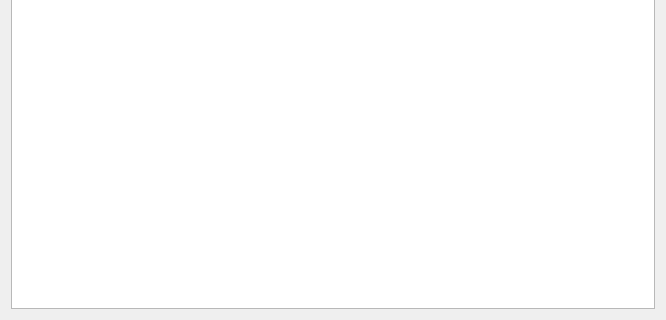
The window that App/Dialogs/SkeletonInspector/SkeletonInspector.ui (FelixdelasPozas/EspINA) describes before a commit, drawn with Qt 5; both pictures show x 0 to 666 and y 248 to 568 of the 666 by 568 pixel window.
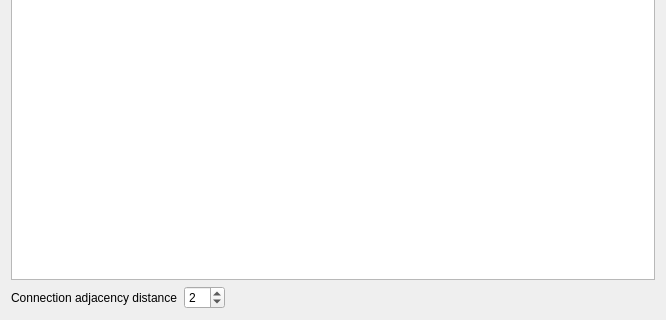
The same window after the commit. Icons and pictures are not drawn. Custom widgets are drawn as their Qt base class.

Commit message: Finished SkeletonInspector. Fixes in edition tool.

Patch:
```diff
--- a/App/Dialogs/SkeletonInspector/SkeletonInspector.ui
+++ b/App/Dialogs/SkeletonInspector/SkeletonInspector.ui
@@ -17,7 +17,7 @@
    <iconset resource="../../rsc/espina.qrc">
     <normaloff>:/espina/espina.svg</normaloff>:/espina/espina.svg</iconset>
   </property>
-  <layout class="QVBoxLayout" name="verticalLayout" stretch="1">
+  <layout class="QVBoxLayout" name="verticalLayout" stretch="1,0">
    <item>
     <widget class="QSplitter" name="m_splitter">
      <property name="orientation">
@@ -46,6 +46,40 @@
      </widget>
     </widget>
    </item>
+   <item>
+    <layout class="QHBoxLayout" name="horizontalLayout">
+     <item>
+      <widget class="QLabel" name="label">
+       <property name="text">
+        <string>Connection adjacency distance</string>
+       </property>
+      </widget>
+     </item>
+     <item>
+      <widget class="QSpinBox" name="m_conDistance">
+       <property name="minimum">
+        <number>0</number>
+       </property>
+       <property name="value">
+        <number>2</number>
+       </property>
+      </widget>
+     </item>
+     <item>
+      <spacer name="horizontalSpacer">
+       <property name="orientation">
+        <enum>Qt::Horizontal</enum>
+       </property>
+       <property name="sizeHint" stdset="0">
+        <size>
+         <width>40</width>
+         <height>20</height>
+        </size>
+       </property>
+      </spacer>
+     </item>
+    </layout>
+   </item>
   </layout>
  </widget>
  <customwidgets>
```
Left out of the diff: 6 changed lines with no effect on the pictures. The commit also changes 11 other files.
